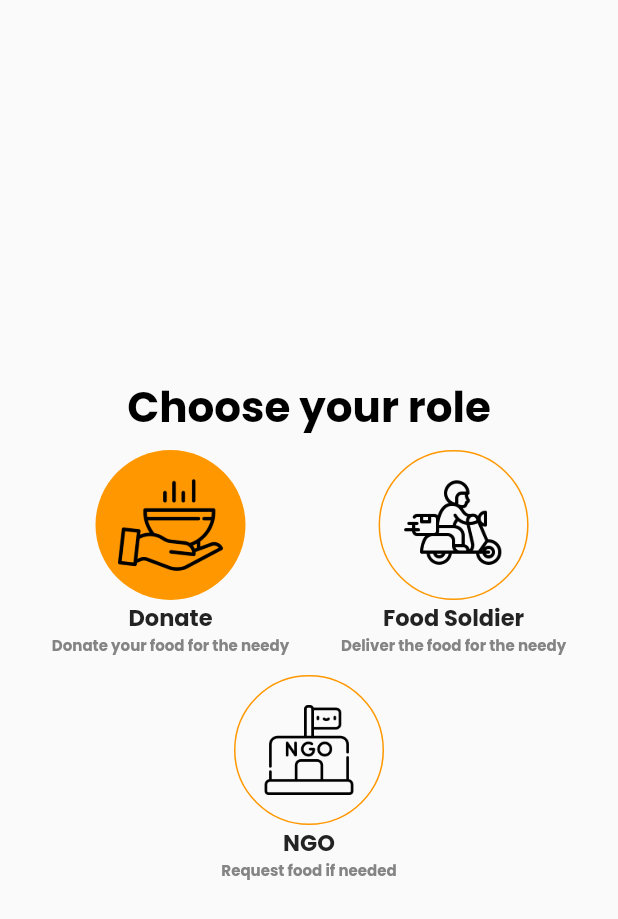
After one commit to nisha-2408/Feedie, a Flutter app: the ChooseRole screen opened directly, on a phone screen of 412 x 824 dp. The commit adds this screen. Shown: the top 919 px of the screen. Run offline on Flutter 3.47's test engine with Material 2 defaults, Android fonts, the phone set to English and light mode, and no system bars; our stand-ins replace firebase_auth, firebase_core, flutter_map, geocoding, geolocator, google_sign_in and 3 more; missing offline and left inert: regexed_validator; accounts and stored records are empty.

Commit message:
design of choose role

```diff
--- a/lib/providers/user_data.dart
+++ b/lib/providers/user_data.dart
@@ -22,7 +22,7 @@ class UserData with ChangeNotifier {
     final response = await http.get(Uri.parse(uri));
     final extractedData = json.decode(response.body) as Map<String, dynamic>;
     extractedData.forEach(((key, value) => name = value['name']));
-    //print(extractedData);
+    print(extractedData);
     notifyListeners();
   }
 }
--- /dev/null
+++ b/lib/screens/choose_role_screen.dart
@@ -0,0 +1,96 @@
+// ignore_for_file: unnecessary_import, implementation_imports, prefer_const_constructors
+
+import 'package:flutter/material.dart';
+import 'package:flutter/src/widgets/container.dart';
+import 'package:flutter/src/widgets/framework.dart';
+
+class ChooseRole extends StatefulWidget {
+  const ChooseRole({super.key});
+
+  @override
+  State<ChooseRole> createState() => _ChooseRoleState();
+}
+
+class _ChooseRoleState extends State<ChooseRole> {
+  @override
+  Widget build(BuildContext context) {
+    return Scaffold(
+      body: Container(
+        margin: EdgeInsets.only(top: 250),
+        child: Column(
+          children: [
+            Text(
+              "Choose your role",
+              style: TextStyle(color: Colors.black, fontSize: 28),
+            ),
+            SizedBox(
+              height: 8,
+            ),
+            Row(
+              mainAxisAlignment: MainAxisAlignment.spaceEvenly,
+              children: [
+                Column(
+                  children: [
+                    Container(
+                      width: 100,
+                      height: 100,
+                      decoration: BoxDecoration(
+                        borderRadius: BorderRadius.circular(60),
+                        color: Theme.of(context).colorScheme.primary
+                      ),
+
+                      child: Container(
+                        padding: EdgeInsets.all(15),
+                        child: Image(image: AssetImage('assets/images/food.png'), width: 55, height: 55,)),
+                    ),
+                    Text('Donate', style: TextStyle(color: Color.fromARGB(255, 35, 35, 35), fontSize: 15),),
+                    Text('Donate your food for the needy', style: TextStyle(color: Color.fromARGB(255, 132, 132, 132), fontSize: 10),)
+                  ],
+                ),
+                Column(
+                  children: [
+                    Container(
+                      width: 100,
+                      height: 100,
+                      decoration: BoxDecoration(
+                        borderRadius: BorderRadius.circular(60),
+                        border: Border.all(color: Theme.of(context).colorScheme.primary)
+                      ),
+
+                      child: Container(
+                        padding: EdgeInsets.all(15),
+                        child: Image(image: AssetImage('assets/images/fast-delivery.png'), width: 55, height: 55,)),
+                    ),
+                    Text('Food Soldier', style: TextStyle(color: Color.fromARGB(255, 35, 35, 35), fontSize: 15),),
+                    Text('Deliver the food for the needy', style: TextStyle(color: Color.fromARGB(255, 132, 132, 132), fontSize: 10),)
+                  ],
+                )
+              ],
+            ),
+            SizedBox(
+              height: 12,
+            ),
+            Column(
+                  children: [
+                    Container(
+                      width: 100,
+                      height: 100,
+                      decoration: BoxDecoration(
+                        borderRadius: BorderRadius.circular(60),
+                        border: Border.all(color: Theme.of(context).colorScheme.primary)
+                      ),
+
+                      child: Container(
+                        padding: EdgeInsets.all(19),
+                        child: Image(image: AssetImage('assets/images/ngo.png'), width: 55, height: 55,)),
+                    ),
+                    Text('NGO', style: TextStyle(color: Color.fromARGB(255, 35, 35, 35), fontSize: 15),),
+                    Text('Request food if needed', style: TextStyle(color: Color.fromARGB(255, 132, 132, 132), fontSize: 10),)
+                  ],
+                )
+          ],
+        ),
+      ),
+    );
+  }
+}
--- a/lib/screens/home_screen.dart
+++ b/lib/screens/home_screen.dart
@@ -3,6 +3,7 @@
 import 'package:feedie/providers/auth.dart';
 import 'package:feedie/providers/user_data.dart';
 import 'package:feedie/screens/activity_screen.dart';
+import 'package:feedie/screens/choose_role_screen.dart';
 import 'package:feedie/screens/donation_screen.dart';
 import 'package:feedie/screens/home_welcome_screen.dart';
 import 'package:feedie/screens/hunger_spot_map_screen.dart';
@@ -59,7 +60,7 @@ class _HomeState extends State<Home> {
           ? Center(
               child: CircularProgressIndicator(),
             )
-          : pages[selectedIndex],
+          : ChooseRole(),
       bottomNavigationBar: BottomNavigationBar(
         backgroundColor: Color.fromARGB(255, 187, 187, 187),
         selectedItemColor: Theme.of(context).colorScheme.primary,
```
Also changed, not shown: assets/images/fast-delivery.png (added), assets/images/food.png (added), assets/images/ngo.png (added).
